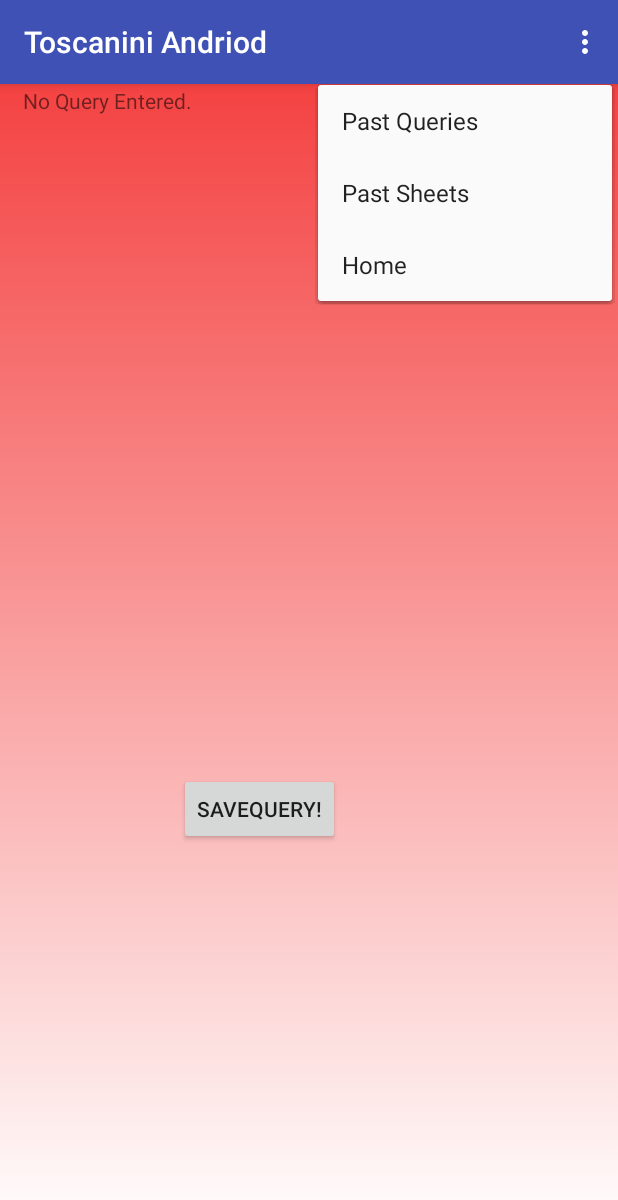
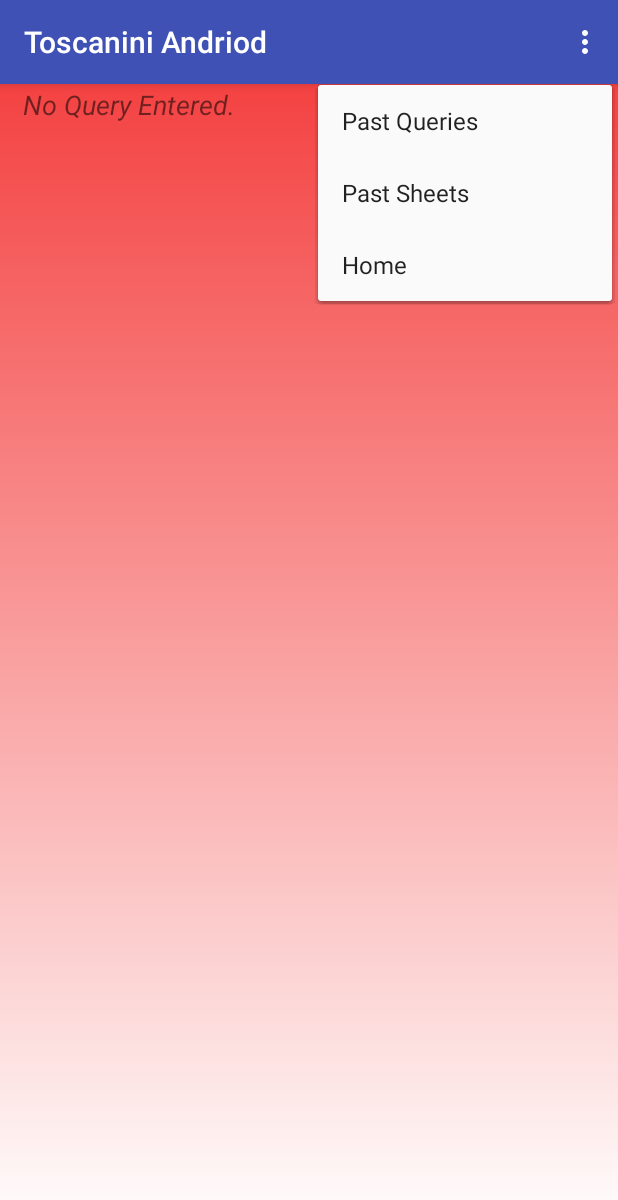
Before and after one commit to MegaArman/Toscanini_Android, an Android app: the fragment SheetFragment placed in its activity, with the options menu open, on a phone screen of 412 x 824 dp. Shown: the top 1200 px of the screen. Run offline under Robolectric (Android 15) with nearby library versions, the phone set to English and light mode, and no system bars; our stand-ins replace Volley; network calls fail.

Commit message:
remove unneeded layouts, more styling, prevent crash in empty past queries

```diff
--- a/MusicalGoogle/app/src/main/java/com/studionobume/musicalgoogle/Fragments/SheetFragment.java
+++ b/MusicalGoogle/app/src/main/java/com/studionobume/musicalgoogle/Fragments/SheetFragment.java
@@ -90,16 +90,16 @@ public class SheetFragment extends Fragment implements ListView.OnItemClickListe
                              Bundle savedInstanceState) {
         // Inflate the layout for this fragment
         View completeView = inflater.inflate(R.layout.all_sheet_layout, container, false);
-        TextView textView = (TextView) completeView.findViewById(R.id.queryView);
+        TextView queryTV = (TextView) completeView.findViewById(R.id.queryView);
 
         String temp = activity.getActivityData();
 
         //TODO:
         if(temp == null) {
-            textView.setText("No Query Entered.");
+            queryTV.setText("No Query Entered.");
         }
         else {
-            textView.setText(temp);
+            queryTV.setText("Showing results for " + temp);
         }
         return completeView;
     }
@@ -115,8 +115,13 @@ public class SheetFragment extends Fragment implements ListView.OnItemClickListe
         params.put("composer", "");
 
 
-        String enteredQuery = activity.getActivityData().toString();
+        String enteredQuery = "";
         String completeURL = "";
+
+        if (activity.getActivityData() != null) {
+            enteredQuery = activity.getActivityData().toString();
+        }
+
         if (!enteredQuery.isEmpty()) {
             completeURL = Constants.url + enteredQuery.replace(" ", "_");
         }
--- a/MusicalGoogle/app/src/main/res/layout-land/all_sheet_layout.xml
+++ /dev/null
@@ -1,38 +0,0 @@
-<?xml version="1.0" encoding="utf-8"?>
-<android.support.constraint.ConstraintLayout xmlns:android="http://schemas.android.com/apk/res/android"
-    xmlns:app="http://schemas.android.com/apk/res-auto"
-    xmlns:tools="http://schemas.android.com/tools"
-    android:layout_width="match_parent"
-    android:layout_height="match_parent"
-    android:background="@drawable/sheet_background">
-
-    <TextView
-        android:id="@+id/queryView"
-        android:layout_width="577dp"
-        android:layout_height="29dp"
-        android:layout_marginLeft="8dp"
-        android:layout_marginTop="8dp"
-        app:layout_constraintLeft_toLeftOf="parent"
-        app:layout_constraintTop_toTopOf="parent"
-        tools:layout_editor_absoluteX="29dp"
-        tools:layout_editor_absoluteY="14dp" />
-
-    <ListView
-        android:id="@+id/all_urls"
-        android:layout_width="579dp"
-        android:layout_height="201dp"
-        android:layout_marginLeft="7dp"
-        android:layout_marginTop="37dp"
-        app:layout_constraintLeft_toLeftOf="parent"
-        app:layout_constraintTop_toTopOf="parent" />
-
-    <Button
-        android:id="@+id/saveButton"
-        android:layout_width="578dp"
-        android:layout_height="50dp"
-        android:layout_marginLeft="8dp"
-        android:layout_marginTop="239dp"
-        android:text="@string/save_query"
-        app:layout_constraintLeft_toLeftOf="parent"
-        app:layout_constraintTop_toTopOf="@+id/queryView" />
-</android.support.constraint.ConstraintLayout>
--- a/MusicalGoogle/app/src/main/res/layout/all_sheet_layout.xml
+++ b/MusicalGoogle/app/src/main/res/layout/all_sheet_layout.xml
@@ -12,18 +12,10 @@
         android:layout_height="63dp"
         android:layout_marginLeft="15dp"
         android:layout_marginTop="1dp"
+        android:textSize="18sp"
+        android:textStyle="italic"
         app:layout_constraintLeft_toLeftOf="parent"
         app:layout_constraintTop_toTopOf="parent" />
-
-    <Button
-        android:id="@+id/saveButton"
-        android:layout_width="wrap_content"
-        android:layout_height="wrap_content"
-        android:layout_marginLeft="119dp"
-        android:layout_marginTop="458dp"
-        android:text="@string/save_query"
-        app:layout_constraintLeft_toLeftOf="parent"
-        app:layout_constraintTop_toTopOf="@+id/queryView" />
 
     <ListView
         android:id="@+id/all_urls"
```
Also changed, not shown: MusicalGoogle/app/src/main/res/layout-land/all_query_layout.xml (deleted, +0 -16 lines), MusicalGoogle/app/src/main/res/layout-land/fragment_home.xml (deleted, +0 -48 lines), MusicalGoogle/app/src/main/res/layout-land/pdf_layout.xml (deleted, +0 -17 lines), MusicalGoogle/app/src/main/res/layout/sheet_layout.xml (+7 -2 lines).
